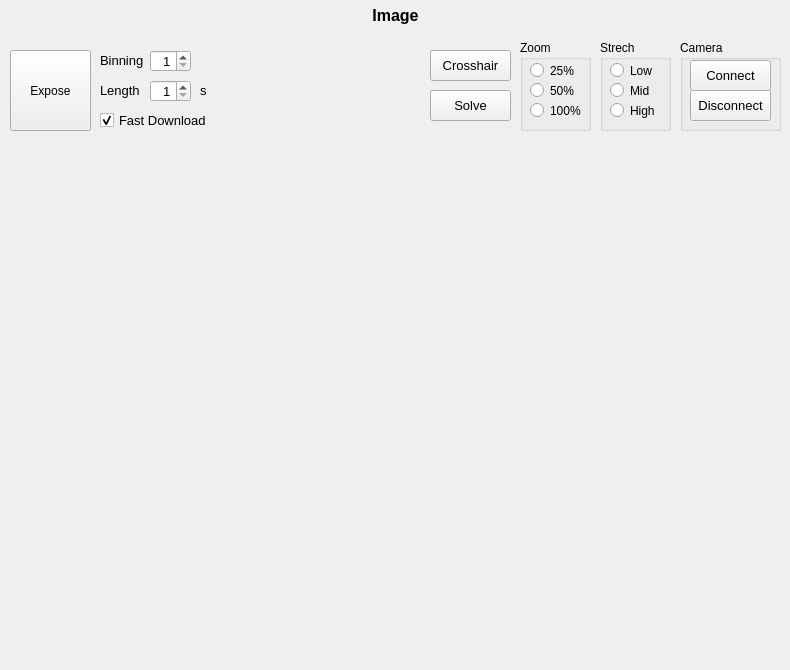
sayitfast/MountWizzard3, file mountwizzard/support/image_dialog_ui.ui: the form before one commit.
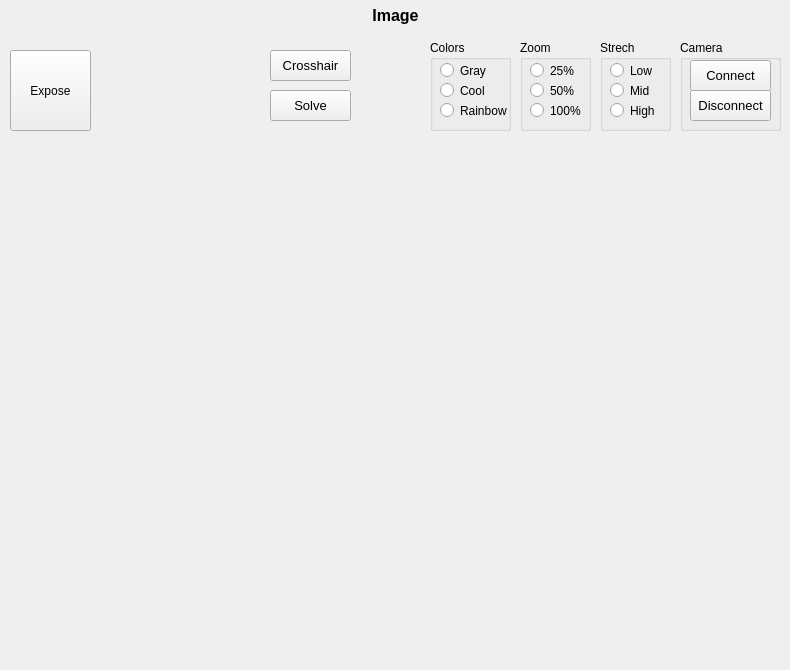
The form after the commit.

Commit message: update image show for ascom camera

Diff of the .ui file:
```diff
--- a/mountwizzard/support/image_dialog_ui.ui
+++ b/mountwizzard/support/image_dialog_ui.ui
@@ -66,103 +66,10 @@
     <string>Expose</string>
    </property>
   </widget>
-  <widget class="QCheckBox" name="checkFastDownload">
-   <property name="geometry">
-    <rect>
-     <x>100</x>
-     <y>110</y>
-     <width>121</width>
-     <height>20</height>
-    </rect>
-   </property>
-   <property name="font">
-    <font>
-     <pointsize>10</pointsize>
-    </font>
-   </property>
-   <property name="toolTip">
-    <string>Use Highspeed download of CCD camera if availabe</string>
-   </property>
-   <property name="text">
-    <string>Fast Download</string>
-   </property>
-   <property name="checked">
-    <bool>true</bool>
-   </property>
-  </widget>
-  <widget class="QSpinBox" name="cameraExposure">
-   <property name="geometry">
-    <rect>
-     <x>150</x>
-     <y>80</y>
-     <width>41</width>
-     <height>22</height>
-    </rect>
-   </property>
-   <property name="font">
-    <font>
-     <pointsize>10</pointsize>
-    </font>
-   </property>
-   <property name="contextMenuPolicy">
-    <enum>Qt::ActionsContextMenu</enum>
-   </property>
-   <property name="toolTip">
-    <string>sets the exposure time</string>
-   </property>
-   <property name="alignment">
-    <set>Qt::AlignRight|Qt::AlignTrailing|Qt::AlignVCenter</set>
-   </property>
-   <property name="minimum">
-    <number>1</number>
-   </property>
-   <property name="maximum">
-    <number>10</number>
-   </property>
-   <property name="value">
-    <number>1</number>
-   </property>
-  </widget>
-  <widget class="QLabel" name="label_39">
-   <property name="geometry">
-    <rect>
-     <x>100</x>
-     <y>80</y>
-     <width>41</width>
-     <height>21</height>
-    </rect>
-   </property>
-   <property name="font">
-    <font>
-     <pointsize>10</pointsize>
-    </font>
-   </property>
-   <property name="text">
-    <string>Length</string>
-   </property>
-  </widget>
-  <widget class="QLabel" name="label_165">
-   <property name="geometry">
-    <rect>
-     <x>200</x>
-     <y>80</y>
-     <width>16</width>
-     <height>21</height>
-    </rect>
-   </property>
-   <property name="font">
-    <font>
-     <pointsize>10</pointsize>
-    </font>
-   </property>
-   <property name="text">
-    <string>s</string>
-   </property>
-  </widget>
   <widget class="QPushButton" name="btn_crosshair">
    <property name="geometry">
     <rect>
-     <x>430</x>
+     <x>270</x>
      <y>50</y>
      <width>81</width>
      <height>31</height>
@@ -333,7 +240,7 @@
   <widget class="QPushButton" name="btn_crosshair_2">
    <property name="geometry">
     <rect>
-     <x>430</x>
+     <x>270</x>
      <y>90</y>
      <width>81</width>
      <height>31</height>
@@ -348,56 +255,57 @@
     <string>Solve</string>
    </property>
   </widget>
-  <widget class="QLabel" name="label_40">
+  <widget class="QGroupBox" name="groupBox_4">
    <property name="geometry">
     <rect>
-     <x>100</x>
-     <y>50</y>
-     <width>51</width>
-     <height>21</height>
+     <x>430</x>
+     <y>40</y>
+     <width>81</width>
+     <height>91</height>
     </rect>
    </property>
-   <property name="font">
-    <font>
-     <pointsize>10</pointsize>
-    </font>
+   <property name="title">
+    <string>Colors</string>
    </property>
-   <property name="text">
-    <string>Binning</string>
-   </property>
-  </widget>
-  <widget class="QSpinBox" name="cameraBin">
-   <property name="geometry">
-    <rect>
-     <x>150</x>
-     <y>50</y>
-     <width>41</width>
-     <height>22</height>
-    </rect>
-   </property>
-   <property name="font">
-    <font>
-     <pointsize>10</pointsize>
-    </font>
-   </property>
-   <property name="contextMenuPolicy">
-    <enum>Qt::ActionsContextMenu</enum>
-   </property>
-   <property name="toolTip">
-    <string>sets the camera bin</string>
-   </property>
-   <property name="alignment">
-    <set>Qt::AlignRight|Qt::AlignTrailing|Qt::AlignVCenter</set>
-   </property>
-   <property name="minimum">
-    <number>1</number>
-   </property>
-   <property name="maximum">
-    <number>3</number>
-   </property>
-   <property name="value">
-    <number>1</number>
-   </property>
+   <widget class="QRadioButton" name="btn_colorGray">
+    <property name="geometry">
+     <rect>
+      <x>10</x>
+      <y>20</y>
+      <width>61</width>
+      <height>21</height>
+     </rect>
+    </property>
+    <property name="text">
+     <string>Gray</string>
+    </property>
+   </widget>
+   <widget class="QRadioButton" name="btn_colorCool">
+    <property name="geometry">
+     <rect>
+      <x>10</x>
+      <y>40</y>
+      <width>61</width>
+      <height>21</height>
+     </rect>
+    </property>
+    <property name="text">
+     <string>Cool</string>
+    </property>
+   </widget>
+   <widget class="QRadioButton" name="btn_colorRainbow">
+    <property name="geometry">
+     <rect>
+      <x>10</x>
+      <y>60</y>
+      <width>71</width>
+      <height>21</height>
+     </rect>
+    </property>
+    <property name="text">
+     <string>Rainbow</string>
+    </property>
+   </widget>
   </widget>
  </widget>
  <resources/>
```
The commit also changes 7 other files.
